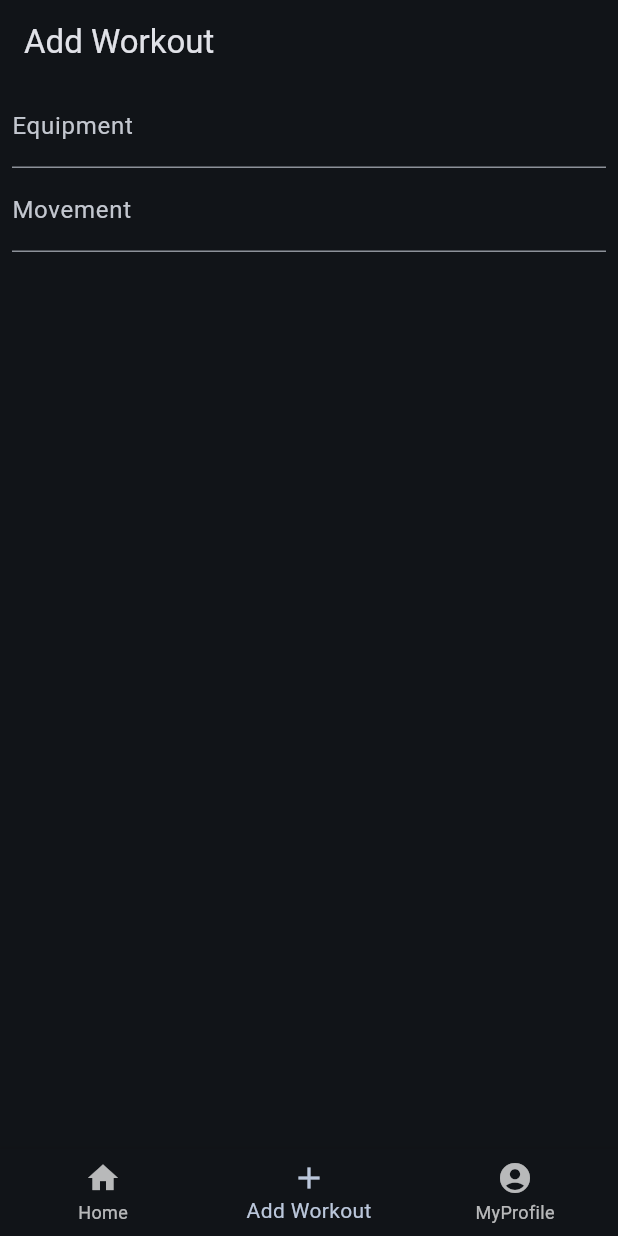
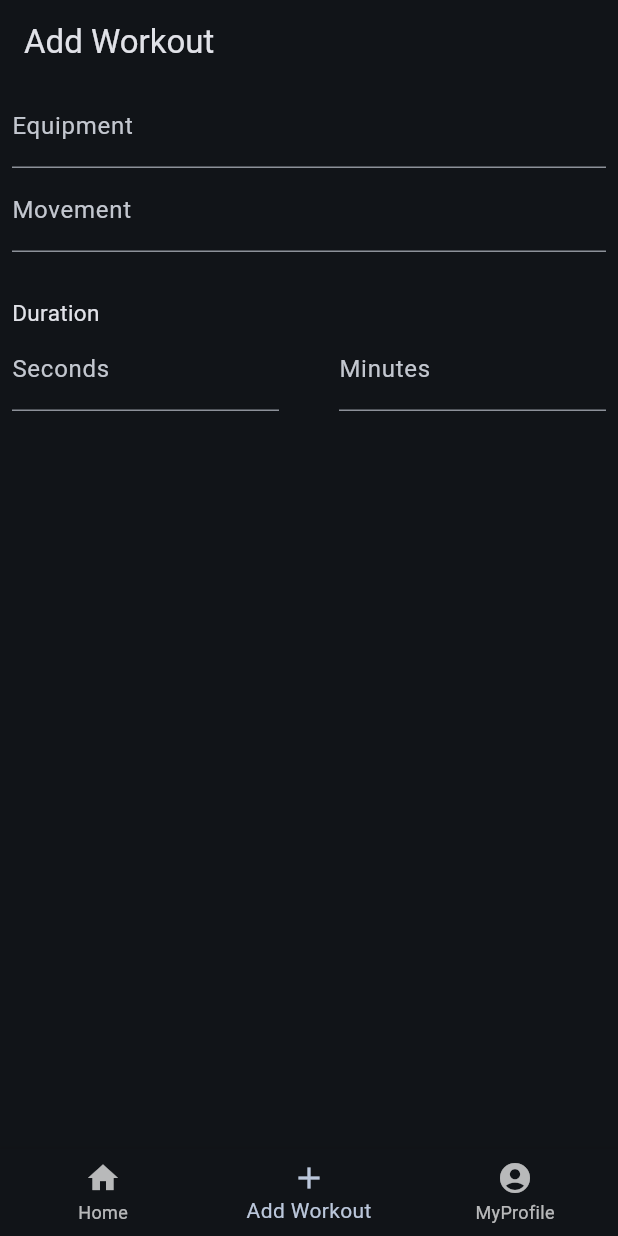
Before and after one commit to GuillaumeOj/workout_log, a Flutter app: the screen it shows after launch, item 2 of the bottom bar chosen, on a phone screen of 412 x 824 dp. Run offline on Flutter 3.47's test engine with Material 3 defaults, Android fonts, the phone set to English and light mode, and no system bars; our stand-ins replace basic_utils, flutter_dotenv.

Commit message:
feat: adds widget for setting duration of a movement or a round (#7)

```diff
--- a/frontend/lib/widgets/add_workout_screen.dart
+++ b/frontend/lib/widgets/add_workout_screen.dart
@@ -3,6 +3,7 @@ import 'package:flutter/material.dart';
 import 'package:provider/provider.dart';
 import 'package:wod_board_app/api.dart';
 import 'package:wod_board_app/settings.dart';
+import 'package:wod_board_app/widgets/duration/add_duration.dart';
 
 const Duration debounceDuration = Duration(milliseconds: 500);
 
@@ -22,7 +23,8 @@ class _AddWorkoutScreenState extends State<AddWorkoutScreen> {
           padding: EdgeInsets.symmetric(horizontal: 8.0),
           child: Column(children: [
             _AsyncAutocomplete("equipment"),
-            _AsyncAutocomplete("movement")
+            _AsyncAutocomplete("movement"),
+            AddDuration(),
           ]),
         ),
       ],
@@ -76,7 +78,6 @@ class _AsyncAutocompleteState extends State<_AsyncAutocomplete> {
             onFieldSubmitted();
           },
           decoration: InputDecoration(
-            hintText: StringUtils.capitalize(widget.searchType),
             labelText: StringUtils.capitalize(widget.searchType),
           ),
         );
--- /dev/null
+++ b/frontend/lib/widgets/duration/add_duration.dart
@@ -0,0 +1,56 @@
+import 'package:flutter/material.dart';
+
+class AddDuration extends StatefulWidget {
+  const AddDuration({super.key});
+
+  @override
+  State<AddDuration> createState() => _AddDurationState();
+}
+
+class _AddDurationState extends State<AddDuration> {
+  final TextEditingController _secondsController = TextEditingController();
+  final TextEditingController _minutesController = TextEditingController();
+
+  @override
+  Widget build(BuildContext context) {
+    return Column(
+      children: [
+        const Padding(padding: EdgeInsets.symmetric(vertical: 15.0)),
+        const Align(
+          alignment: Alignment.centerLeft,
+          child: Text(
+            "Duration",
+            style: TextStyle(fontSize: 15.0),
+          ),
+        ),
+        Row(
+          mainAxisSize: MainAxisSize.min,
+          mainAxisAlignment: MainAxisAlignment.center,
+          children: <Widget>[
+            Expanded(
+              child: TextFormField(
+                controller: _secondsController,
+                keyboardType: TextInputType.number,
+                decoration: const InputDecoration(
+                  labelText: "Seconds",
+                ),
+                style: const TextStyle(fontSize: 15.0),
+              ),
+            ),
+            const Padding(padding: EdgeInsets.symmetric(horizontal: 20.0)),
+            Expanded(
+              child: TextFormField(
+                controller: _minutesController,
+                keyboardType: TextInputType.number,
+                decoration: const InputDecoration(
+                  labelText: "Minutes",
+                ),
+                style: const TextStyle(fontSize: 15.0),
+              ),
+            ),
+          ],
+        ),
+      ],
+    );
+  }
+}
```
